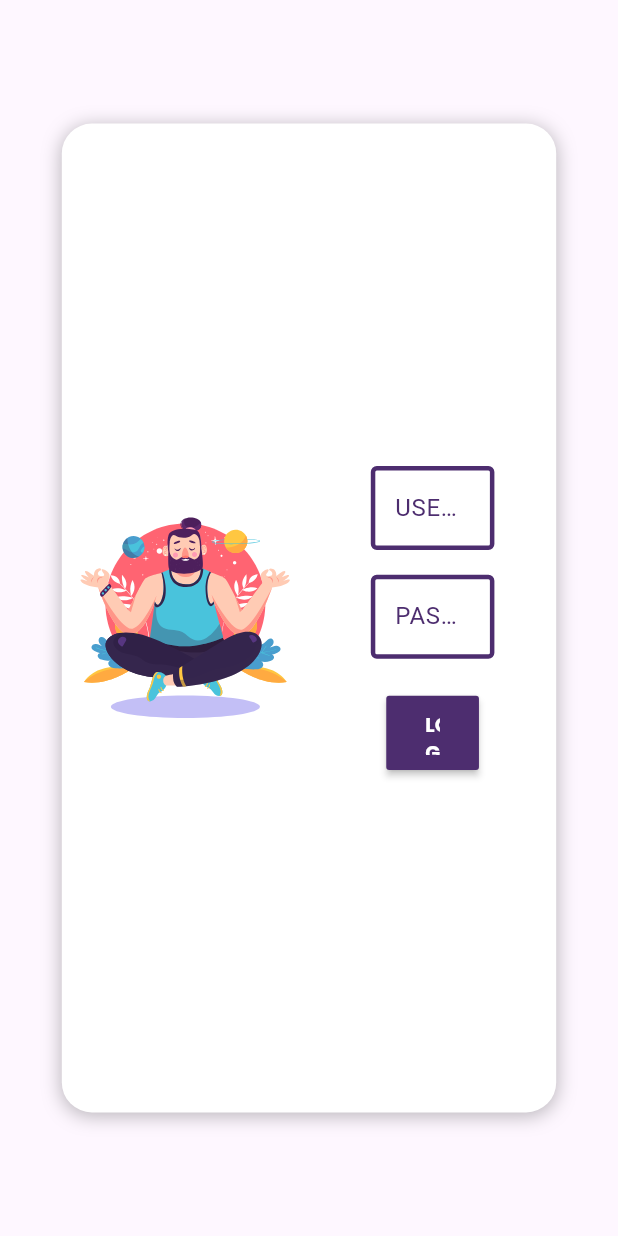
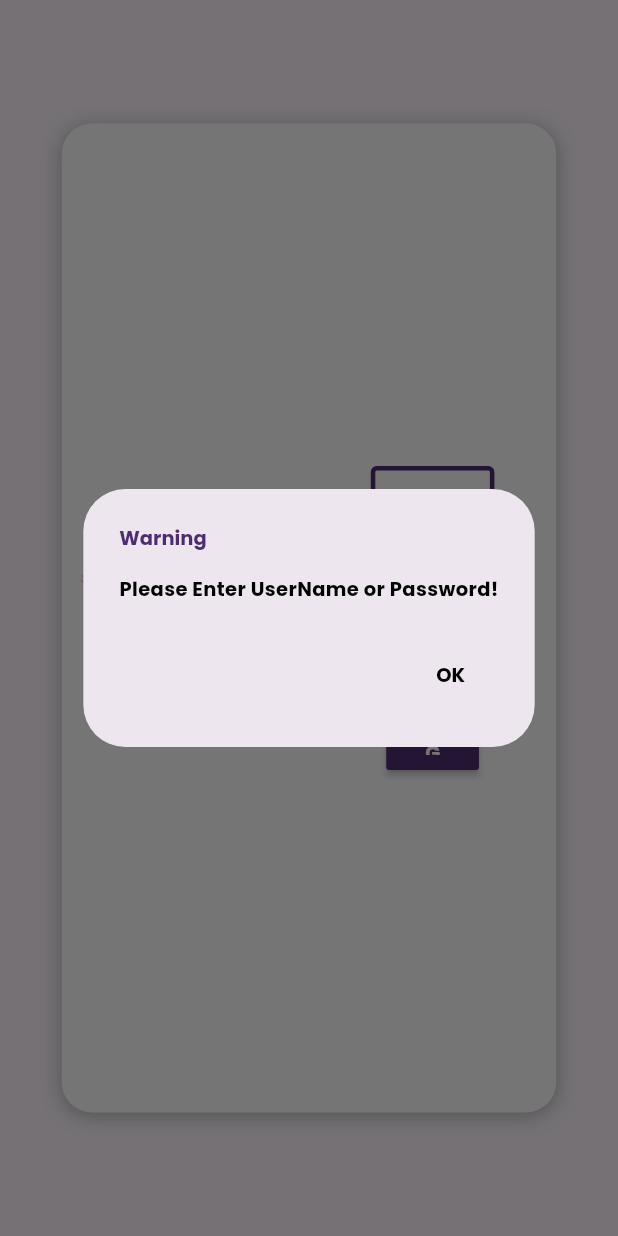
Before and after one commit to saravanan2k03/techquestverfication, a Flutter app: the LoginPage screen opened directly, after a tap on "LOGIN", on a phone screen of 412 x 824 dp. Run offline on Flutter 3.47's test engine with Material 2 defaults, Android fonts, the light colour scheme and no system bars; our stand-ins replace get_storage, google_fonts, lottie, open_file, pdf; accounts and stored records are empty.

Commit message:
add Loginpage and completed Login page

```diff
--- a/lib/main.dart
+++ b/lib/main.dart
@@ -1,6 +1,6 @@
 import 'package:flutter/material.dart';
 import 'package:get_storage/get_storage.dart';
-import 'views/LoginPage.dart';
+import 'package:techquest/views/LoginPage.dart';
 
 void main() async {
   await GetStorage.init();
--- a/lib/views/LoginPage.dart
+++ b/lib/views/LoginPage.dart
@@ -3,6 +3,9 @@
 import 'package:flutter/material.dart';
 import 'package:google_fonts/google_fonts.dart';
 import 'package:lottie/lottie.dart';
+import 'package:techquest/api/getstorageapi.dart';
+import 'package:techquest/views/ArrivalScreen.dart';
+import 'package:techquest/views/HomeScreen.dart';
 
 class LoginPage extends StatefulWidget {
   const LoginPage({super.key});
@@ -12,14 +15,62 @@ class LoginPage extends StatefulWidget {
 }
 
 class _LoginPageState extends State<LoginPage> {
-  var username;
-  var password;
   // "admin";
   // "Mount@1234";
   // "codinator";
   // "Techquest@2023"
   final user = TextEditingController();
   final pwd = TextEditingController();
+
+  Future<void> customshowAlertDialog(String tittle, String content) async {
+    return showDialog<void>(
+      context: context,
+      barrierDismissible: false, // user must tap button!
+      builder: (BuildContext context) {
+        return AlertDialog(
+          // <-- SEE HERE
+          title: Text(
+            tittle,
+            style: GoogleFonts.poppins(
+              fontWeight: FontWeight.bold,
+              fontSize: 13,
+              color: const Color.fromARGB(255, 77, 45, 111),
+            ),
+          ),
+          content: SingleChildScrollView(
+            child: ListBody(
+              children: <Widget>[
+                Text(
+                  content,
+                  style: GoogleFonts.poppins(
+                    fontWeight: FontWeight.bold,
+                    fontSize: 13,
+                    color: Colors.black,
+                  ),
+                ),
+              ],
+            ),
+          ),
+          actions: <Widget>[
+            TextButton(
+              child: Text(
+                'OK',
+                style: GoogleFonts.poppins(
+                  fontWeight: FontWeight.bold,
+                  fontSize: 13,
+                  color: Colors.black,
+                ),
+              ),
+              onPressed: () {
+                Navigator.of(context).pop();
+              },
+            ),
+          ],
+        );
+      },
+    );
+  }
+
   @override
   Widget build(BuildContext context) {
     return Scaffold(
@@ -132,7 +183,41 @@ class _LoginPageState extends State<LoginPage> {
                             width: MediaQuery.of(context).size.width * 0.15,
                             child: MaterialButton(
                               color: const Color.fromARGB(255, 77, 45, 111),
-                              onPressed: () {},
+                              onPressed: () {
+                                if (user.text.isEmpty || pwd.text.isEmpty) {
+                                  customshowAlertDialog("Warning",
+                                      "Please Enter UserName or Password!");
+                                } else {
+                                  if (user.text == "admin" &&
+                                      pwd.text == "Mount@1234") {
+                                    box
+                                        .write('usertype', 'admin')
+                                        .whenComplete(() {
+                                      Navigator.pushReplacement(
+                                        context,
+                                        MaterialPageRoute(
+                                            builder: (context) =>
+                                                const HomeScreen()),
+                                      );
+                                    });
+                                  } else if (user.text == "codinator" &&
+                                      pwd.text == "Techquest@2023") {
+                                    box
+                                        .write('usertype', 'co')
+                                        .whenComplete(() {
+                                      Navigator.push(
+                                        context,
+                                        MaterialPageRoute(
+                                            builder: (context) =>
+                                                const ArrivalPage()),
+                                      );
+                                    });
+                                  } else {
+                                    customshowAlertDialog("Warning",
+                                        "Please Make Sure Your UserName or Password!");
+                                  }
+                                }
+                              },
                               child: Padding(
                                 padding: const EdgeInsets.symmetric(
                                     vertical: 10, horizontal: 10),
```
Also changed, not shown: lib/widgets/drawer.dart (+56 -1 lines).
